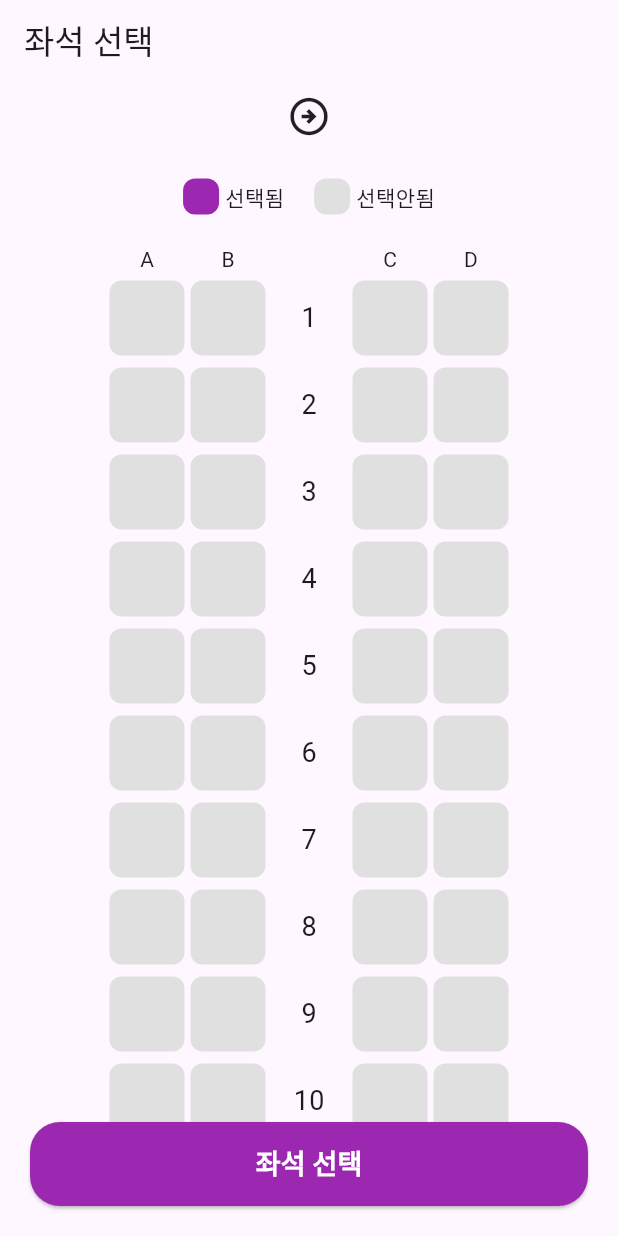
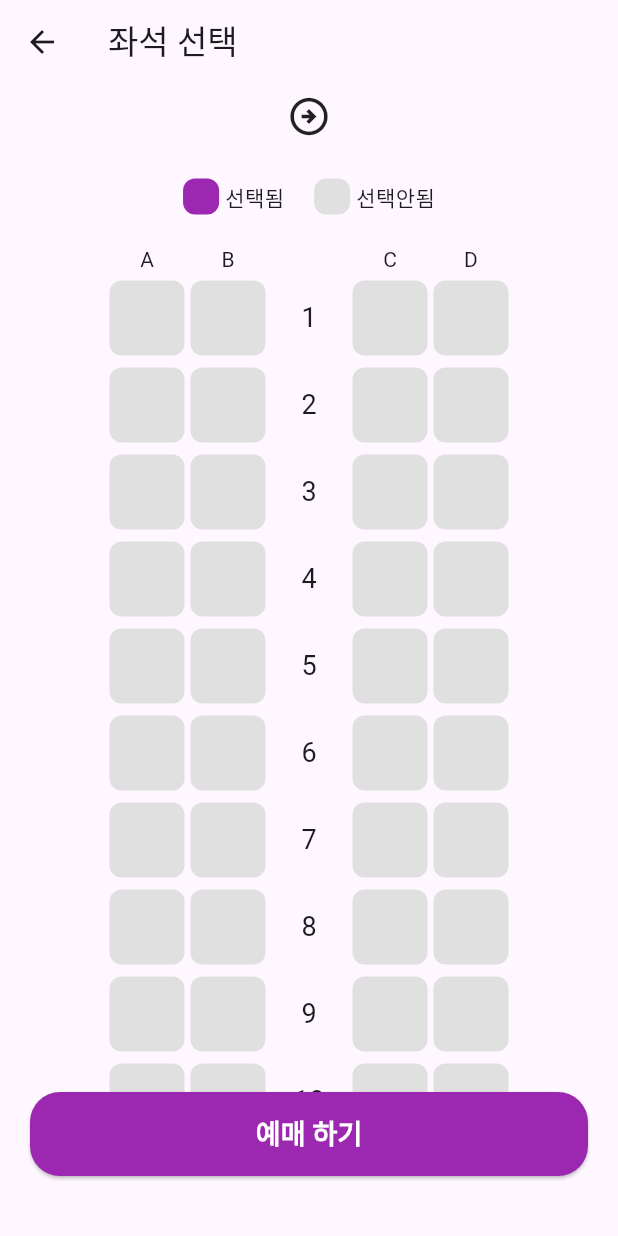
Before and after one commit to gimjh1120/flutter_train_app, a Flutter app: the SeatPage screen opened directly with empty values, on a phone screen of 412 x 824 dp. Run offline on Flutter 3.47's test engine with Material 3 defaults, Android fonts, the phone set to English and light mode, and no system bars.

```diff
--- a/lib/home/widget/seat_button.dart
+++ b/lib/home/widget/seat_button.dart
@@ -21,7 +21,7 @@ class seatButton extends StatelessWidget {
         onPressed: () {
           if (departureStation != null && arrivalStation != null) {
             Navigator.of(context).popUntil((route) => route.isFirst);
-            Navigator.pushReplacement(
+            Navigator.push(
               context,
               MaterialPageRoute(
                 builder: (context) => SeatPage(
--- a/lib/seat/seat_page.dart
+++ b/lib/seat/seat_page.dart
@@ -1,5 +1,5 @@
 import 'package:flutter/material.dart';
-import 'package:flutter_train_app/home/widget/seat_button.dart';
+import 'package:flutter_train_app/seat/widget/reserve_button.dart';
 import 'package:flutter_train_app/seat/widget/select_view.dart';
 import 'package:flutter_train_app/seat/widget/travel_view.dart';
 
@@ -70,7 +70,9 @@ class SeatPage extends StatelessWidget {
                 ],
               ),
             ),
-            seatButton(),
+            reserveButton(
+                departureStation: departureStation,
+                arrivalStation: arrivalStation),
             SizedBox(
               height: 20,
             )
--- a/lib/seat/widget/seat_button.dart
+++ b/lib/seat/widget/reserve_button.dart
@@ -1,11 +1,11 @@
 import 'package:flutter/cupertino.dart';
 import 'package:flutter/material.dart';
 
-class SeatButton extends StatelessWidget {
+class reserveButton extends StatelessWidget {
   final String departureStation;
   final String arrivalStation;
 
-  const SeatButton({
+  const reserveButton({
     Key? key,
     required this.departureStation,
     required this.arrivalStation,
```
